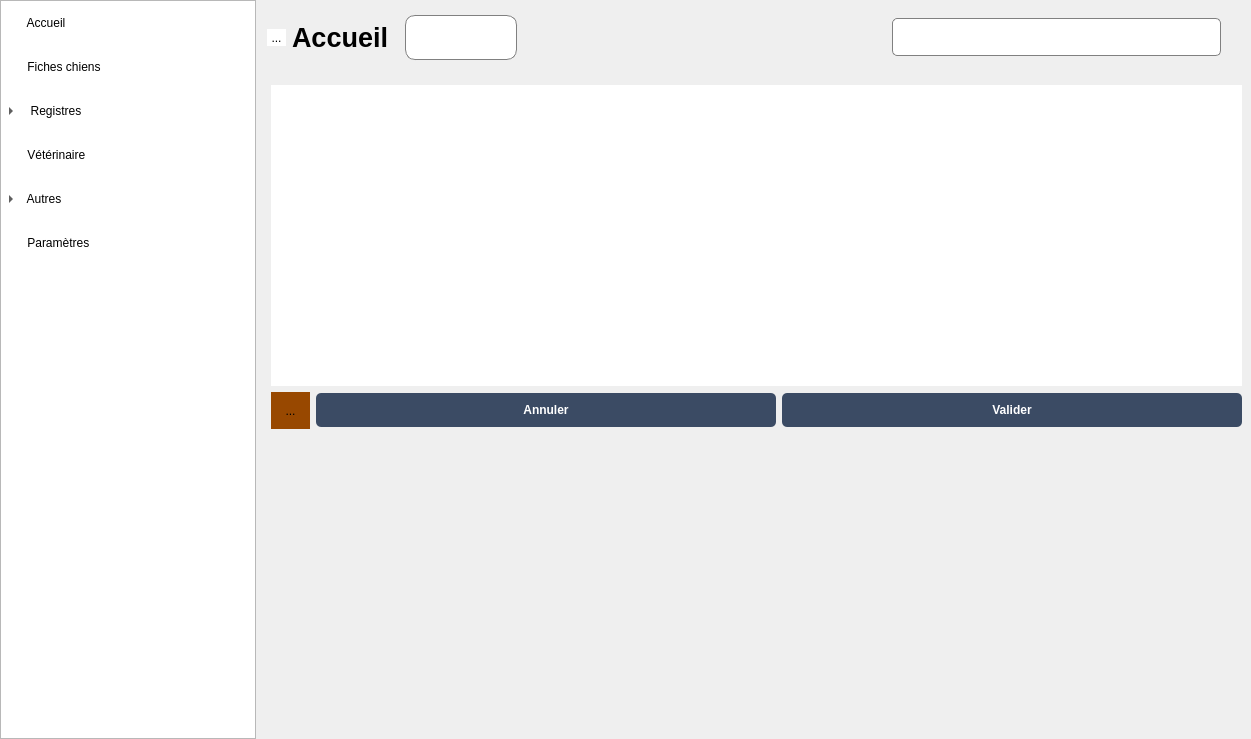
ArtAuc/mkrescue, file mainwindow.ui: the form before one commit.
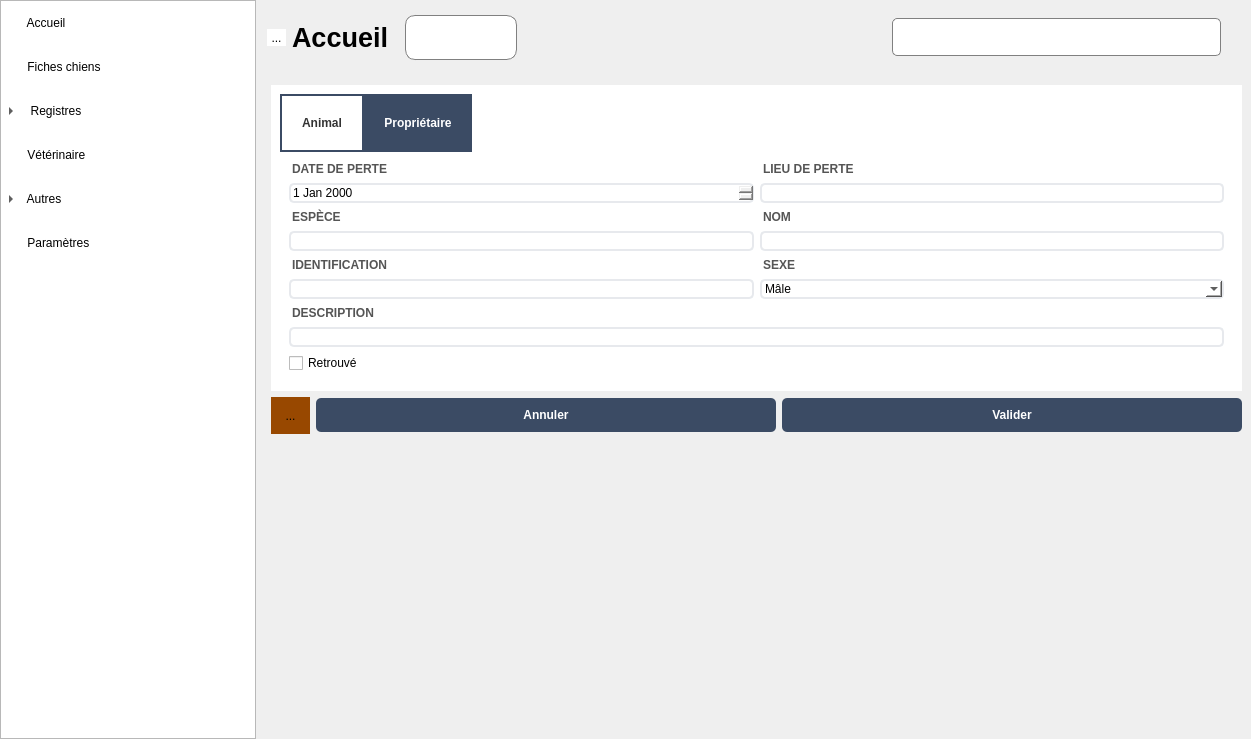
The form after the commit. The open tabs and pages were chosen to show the change. Icons and pictures are not drawn. Custom widgets are drawn as their Qt base class.

Commit message: Load lost into edit fields

What changed in the file:
```diff
--- a/mainwindow.ui
+++ b/mainwindow.ui
@@ -1058,7 +1058,146 @@
               </item>
              </layout>
             </widget>
-            <widget class="QWidget" name="lostEditPage"/>
+            <widget class="QWidget" name="lostEditPage">
+             <layout class="QGridLayout" name="gridLayout_10">
+              <item row="0" column="0" rowspan="2">
+               <widget class="QTabWidget" name="lostTabWidget">
+                <property name="currentIndex">
+                 <number>0</number>
+                </property>
+                <widget class="QWidget" name="lostTab1">
+                 <attribute name="title">
+                  <string>Animal</string>
+                 </attribute>
+                 <layout class="QGridLayout" name="gridLayout_9">
+                  <item row="2" column="0">
+                   <layout class="QVBoxLayout" name="idLostEditLayout">
+                    <item>
+                     <widget class="QLabel" name="idLostEditLabel">
+                      <property name="text">
+                       <string>IDENTIFICATION</string>
+                      </property>
+                     </widget>
+                    </item>
+                    <item>
+                     <widget class="QLineEdit" name="idLostEdit"/>
+                    </item>
+                   </layout>
+                  </item>
+                  <item row="4" column="0">
+                   <widget class="QCheckBox" name="foundLostBox">
+                    <property name="text">
+                     <string>Retrouvé</string>
+                    </property>
+                   </widget>
+                  </item>
+                  <item row="1" column="0">
+                   <layout class="QVBoxLayout" name="speciesLostEditLayout">
+                    <item>
+                     <widget class="QLabel" name="speciesLostEditLabel">
+                      <property name="text">
+                       <string>ESPÈCE</string>
+                      </property>
+                     </widget>
+                    </item>
+                    <item>
+                     <widget class="QLineEdit" name="speciesLostEdit"/>
+                    </item>
+                   </layout>
+                  </item>
+                  <item row="0" column="1">
+                   <layout class="QVBoxLayout" name="lossPlaceEditLayout">
+                    <item>
+                     <widget class="QLabel" name="lossPlaceEditLabel">
+                      <property name="text">
+                       <string>LIEU DE PERTE</string>
+                      </property>
+                     </widget>
+                    </item>
+                    <item>
+                     <widget class="QLineEdit" name="lossPlaceEdit"/>
+                    </item>
+                   </layout>
+                  </item>
+                  <item row="2" column="1">
+                   <layout class="QVBoxLayout" name="sexLostEditLayout">
+                    <item>
+                     <widget class="QLabel" name="sexLostEditLabel">
+                      <property name="text">
+                       <string>SEXE</string>
+                      </property>
+                     </widget>
+                    </item>
+                    <item>
+                     <widget class="QComboBox" name="sexLostEdit">
+                      <item>
+                       <property name="text">
+                        <string>Mâle</string>
+                       </property>
+                      </item>
+                      <item>
+                       <property name="text">
+                        <string>Femelle</string>
+                       </property>
+                      </item>
+                     </widget>
+                    </item>
+                   </layout>
+                  </item>
+                  <item row="1" column="1">
+                   <layout class="QVBoxLayout" name="nameLostEditLayout">
+                    <item>
+                     <widget class="QLabel" name="nameLostEditLabel">
+                      <property name="text">
+                       <string>NOM</string>
+                      </property>
+                     </widget>
+                    </item>
+                    <item>
+                     <widget class="QLineEdit" name="nameLostEdit"/>
+                    </item>
+                   </layout>
+                  </item>
+                  <item row="0" column="0">
+                   <layout class="QVBoxLayout" name="lossDateEditLayout">
+                    <item>
+                     <widget class="QLabel" name="lossDateEditLabel">
+                      <property name="text">
+                       <string>DATE DE PERTE</string>
+                      </property>
+                     </widget>
+                    </item>
+                    <item>
+                     <widget class="QDateEdit" name="lossDateEdit"/>
+                    </item>
+                   </layout>
+                  </item>
+                  <item row="3" column="0" colspan="2">
+                   <layout class="QVBoxLayout" name="descriptionLostEditLayout">
+                    <item>
+                     <widget class="QLabel" name="descriptionLostEditLabel">
+                      <property name="text">
+                       <string>DESCRIPTION</string>
+                      </property>
+                     </widget>
+                    </item>
+                    <item>
+                     <widget class="QLineEdit" name="descriptionLostEdit"/>
+                    </item>
+                   </layout>
+                  </item>
+                 </layout>
+                </widget>
+                <widget class="QWidget" name="lostTab2">
+                 <attribute name="title">
+                  <string>Propriétaire</string>
+                 </attribute>
+                 <layout class="QVBoxLayout" name="verticalLayout_14"/>
+                </widget>
+               </widget>
+              </item>
+             </layout>
+            </widget>
             <widget class="QWidget" name="redListEditPage">
              <property name="styleSheet">
               <string notr="true">QLineEdit{
```
Left out of the diff: 2 changed lines with no effect on the pictures. The commit also changes 6 other files.
